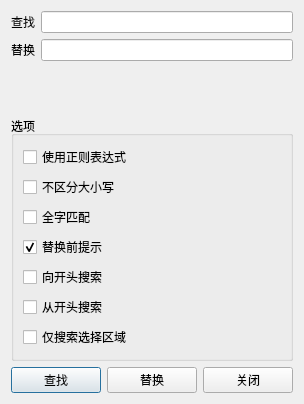
Qt form findreplace.ui (neko-para/qdevcpp) before a commit.
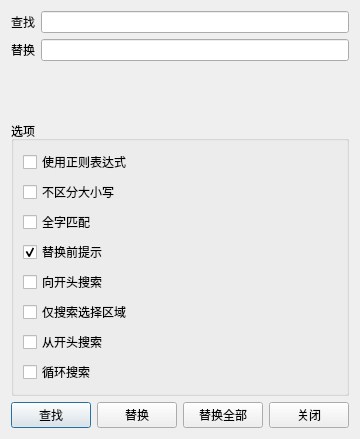
The same form after that commit.

The edit to the form file:
```diff
--- a/findreplace.ui
+++ b/findreplace.ui
@@ -6,8 +6,8 @@
    <rect>
     <x>0</x>
     <y>0</y>
-    <width>304</width>
-    <height>404</height>
+    <width>358</width>
+    <height>439</height>
    </rect>
   </property>
   <property name="windowTitle">
@@ -82,13 +82,6 @@
         </property>
        </widget>
       </item>
-      <item>
-       <widget class="QCheckBox" name="startAtBegin">
-        <property name="text">
-         <string>从开头搜索</string>
-        </property>
-       </widget>
-      </item>
       <item>
        <widget class="QCheckBox" name="onlyInSelected">
         <property name="text">
@@ -96,6 +89,20 @@
         </property>
        </widget>
       </item>
+      <item>
+       <widget class="QCheckBox" name="startAtBegin">
+        <property name="text">
+         <string>从开头搜索</string>
+        </property>
+       </widget>
+      </item>
+      <item>
+       <widget class="QCheckBox" name="wrap">
+        <property name="text">
+         <string>循环搜索</string>
+        </property>
+       </widget>
+      </item>
      </layout>
     </widget>
    </item>
@@ -115,6 +122,13 @@
        </property>
       </widget>
      </item>
+     <item>
+      <widget class="QPushButton" name="replaceAll">
+       <property name="text">
+        <string>替换全部</string>
+       </property>
+      </widget>
+     </item>
      <item>
       <widget class="QPushButton" name="close">
        <property name="text">
```
Left out of the diff: 2 changed lines with no effect on the pictures.
